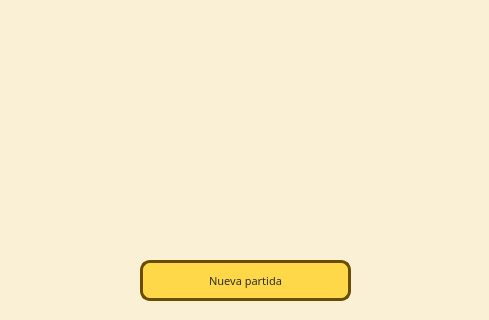
This is views/VentanaInicio.ui in AdriTg00/Launcher_Videojuego as Qt 5 draws it before an edit; both pictures show x 0 to 489 and y 0 to 320 of the 489 by 607 pixel window. The edited form follows.
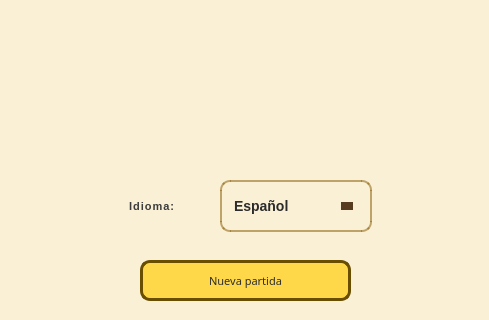
This is the edited form. Icons and pictures are not drawn.

```diff
--- a/views/VentanaInicio.ui
+++ b/views/VentanaInicio.ui
@@ -28,7 +28,7 @@
     <property name="geometry">
      <rect>
       <x>120</x>
-      <y>70</y>
+      <y>40</y>
       <width>251</width>
       <height>121</height>
      </rect>
@@ -251,6 +251,134 @@
      <bool>true</bool>
     </property>
    </widget>
+   <widget class="QLabel" name="label_5">
+    <property name="geometry">
+     <rect>
+      <x>120</x>
+      <y>180</y>
+      <width>163</width>
+      <height>52</height>
+     </rect>
+    </property>
+    <property name="styleSheet">
+     <string notr="true">QLabel {
+    color: #3C3C3C;
+    font-size: 11px;
+    font-weight: bold;
+    padding: 6px;
+    letter-spacing: 1px;
+}</string>
+    </property>
+    <property name="text">
+     <string>Idioma:</string>
+    </property>
+   </widget>
+   <widget class="QComboBox" name="comboBox">
+    <property name="geometry">
+     <rect>
+      <x>220</x>
+      <y>180</y>
+      <width>152</width>
+      <height>52</height>
+     </rect>
+    </property>
+    <property name="maximumSize">
+     <size>
+      <width>180</width>
+      <height>50</height>
+     </size>
+    </property>
+    <property name="styleSheet">
+     <string notr="true">/* --- ComboBox principal --- */
+QComboBox {
+    font-family: &quot;Arial&quot;;
+    font-size: 14px;
+    font-weight: bold;
+    padding: 6px 30px 6px 12px;
+    min-height: 36px;
+    border-radius: 10px;
+    background: qlineargradient(
+        x1: 0, y1: 0, x2: 0, y2: 1,
+        stop: 0 rgba(246, 226, 143, 255),
+        stop: 1 rgba(236, 198, 70, 255)
+    );
+    color: #2b2b2b;              /* texto oscuro, visible */
+    border: 2px solid rgba(150, 110, 30, 0.6);
+}
+
+/* --- Flecha de desplegable --- */
+QComboBox::drop-down {
+    subcontrol-origin: padding;
+    subcontrol-position: top right;
+    width: 36px;
+    border: none;
+    background: transparent;
+}
+
+QComboBox::down-arrow {
+    width: 0;
+    height: 0;
+    margin-right: 10px;
+    border-left: 6px solid transparent;
+    border-right: 6px solid transparent;
+    border-top: 8px solid rgba(70, 40, 10, 0.9); /* color de la flecha */
+}
+
+/* --- Cuando el combo está presionado --- */
+QComboBox:on {
+    background: qlineargradient(
+        x1: 0, y1: 0, x2: 0, y2: 1,
+        stop: 0 rgba(240, 210, 110, 255),
+        stop: 1 rgba(230, 180, 60, 255)
+    );
+}
+
+/* --- Lista desplegable --- */
+QComboBox QAbstractItemView {
+    outline: 0;
+    background: #fff9e6; /* tono beige claro */
+    color: #2b2b2b;       /* texto oscuro */
+    border: 1px solid rgba(150, 110, 30, 0.6);
+    padding: 6px;
+    border-radius: 6px;
+    selection-background-color: rgba(245, 234, 180, 255);
+    selection-color: black; /* texto visible al seleccionar */
+}
+
+/* --- Items de la lista --- */
+QComboBox::item {
+    color: #2b2b2b;
+    background: transparent;
+    padding: 4px 10px;
+}
+
+QComboBox::item:selected {
+    background: rgba(245, 234, 180, 255);
+    color: black;
+}
+</string>
+    </property>
+    <item>
+     <property name="text">
+      <string>Español</string>
+     </property>
+    </item>
+    <item>
+     <property name="text">
+      <string>English</string>
+     </property>
+    </item>
+    <item>
+     <property name="text">
+      <string>Français</string>
+     </property>
+    </item>
+    <item>
+     <property name="text">
+      <string>Deutsch</string>
+     </property>
+    </item>
+   </widget>
   </widget>
   <widget class="QStatusBar" name="statusbar"/>
  </widget>
```
